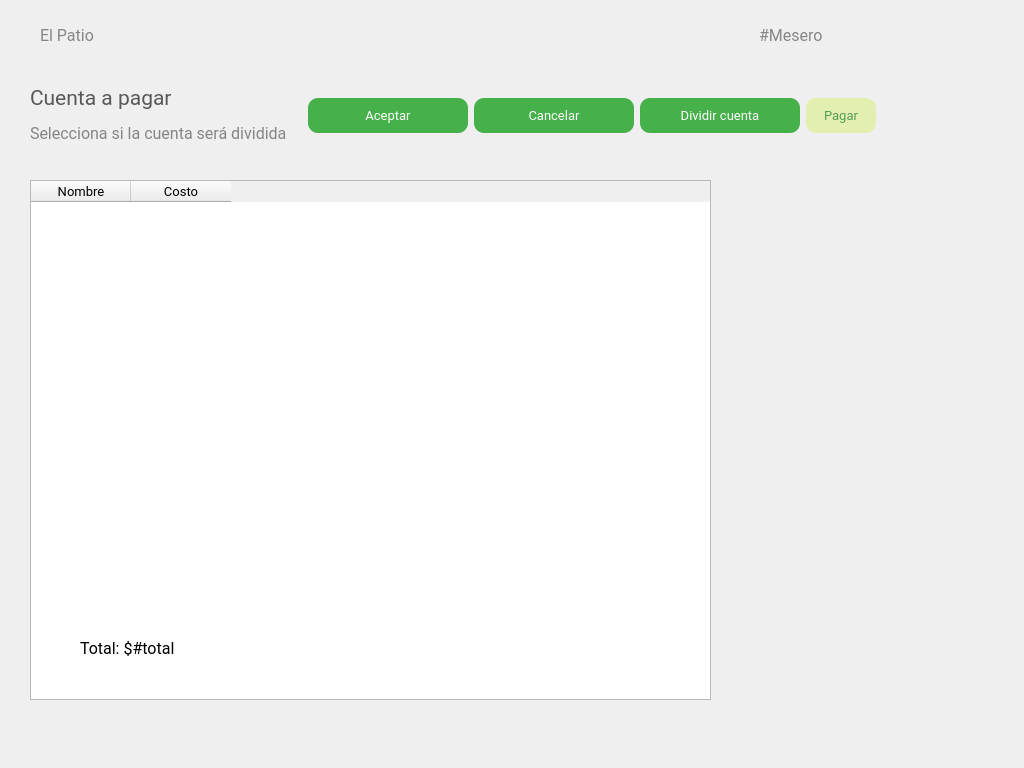
Old version of the form El-Patio/dividircuenta.ui in the repository MrDanielG/IHC-ElPatio.
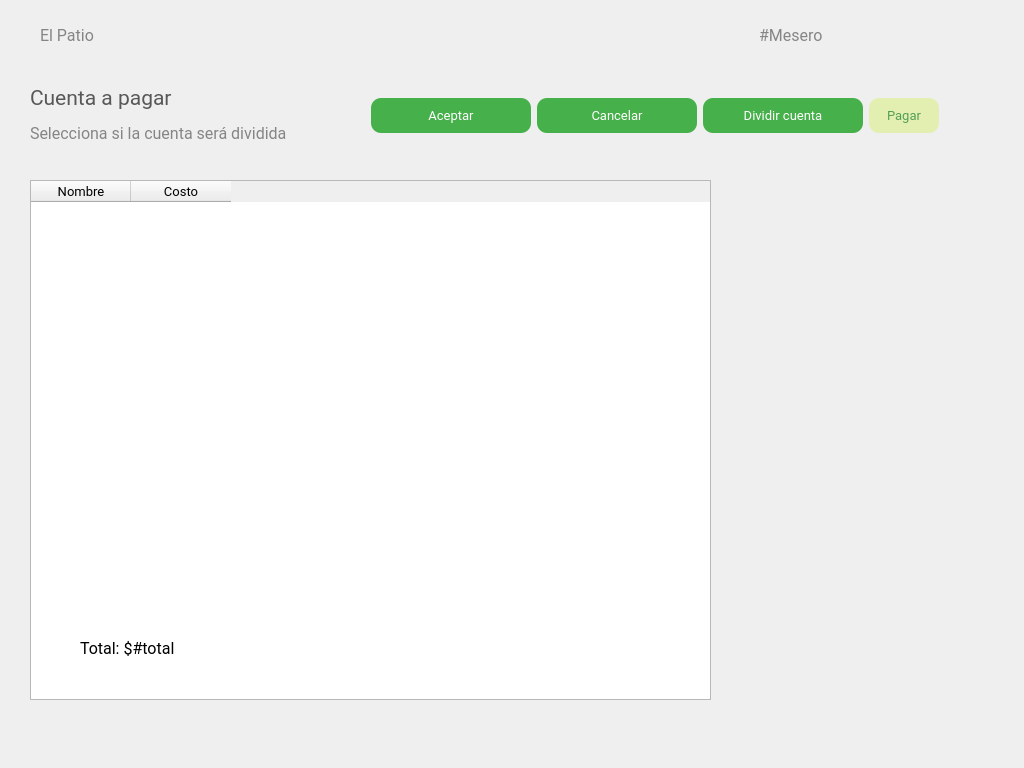
New version of the form.

```diff
--- a/El-Patio/dividircuenta.ui
+++ b/El-Patio/dividircuenta.ui
@@ -123,7 +123,7 @@
     <rect>
      <x>30</x>
      <y>80</y>
-     <width>846</width>
+     <width>909</width>
      <height>71</height>
     </rect>
    </property>
@@ -408,7 +408,7 @@
     <rect>
      <x>80</x>
      <y>640</y>
-     <width>101</width>
+     <width>151</width>
      <height>16</height>
     </rect>
    </property>
```
